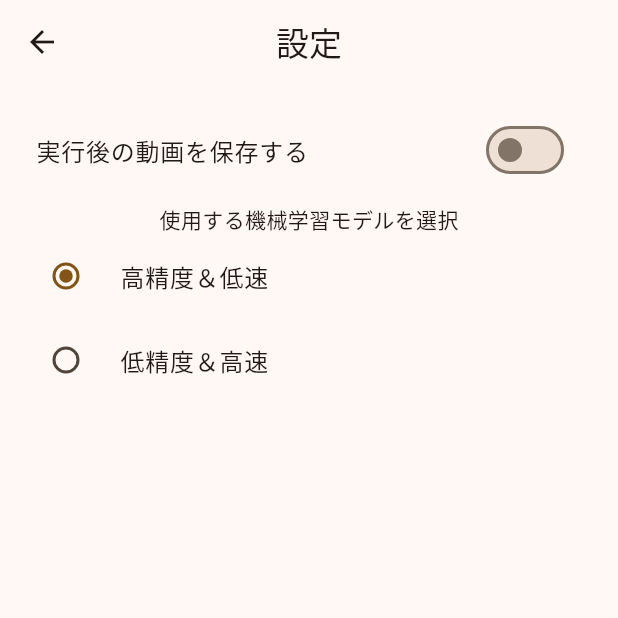
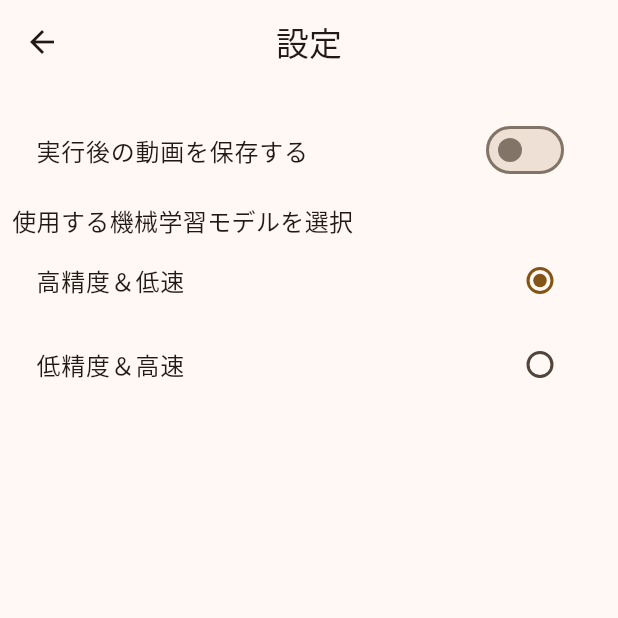
Before and after one commit to HarumaIto/walking_analysis, a Flutter app: the HomePage screen opened directly, after a tap on the "settings" icon, on a phone screen of 412 x 824 dp, the top half of it. Run offline on Flutter 3.47's test engine with Material 2 defaults, Android fonts, the phone set to English and light mode, and no system bars; our stand-ins replace charts_flutter, csv, firebase_core, flutter_native_splash, flutter_riverpod, fluttertoast and 5 more; missing offline and left inert: flutter_ffmpeg, fraction, video_thumbnail; accounts and stored records are empty; generated files the repository leaves out were written again.

Commit message:
UIの変更と機能の追加

```diff
--- a/lib/model/configs/ml_mode_list.dart
+++ b/lib/model/configs/ml_mode_list.dart
@@ -1,10 +1,6 @@
 enum MlModels {
   movenetThunder,
   movenetLightning
-}
-// 拡張関数
-extension on MlModels {
-  String get name => toString().split(".").last;
 }
 
 final mlDescriptionText = [
--- a/lib/screen/user_setting_page.dart
+++ b/lib/screen/user_setting_page.dart
@@ -79,10 +79,12 @@ class UserSettingPageState extends ConsumerState<UserSettingPage> {
                 borderRadius: BorderRadius.all(Radius.circular(12)),
               ),
               child: Column(
+                crossAxisAlignment: CrossAxisAlignment.start,
                 children: [
-                  const Text('使用する機械学習モデルを選択'),
+                  const Text('使用する機械学習モデルを選択', style: TextStyle(fontSize: 16, fontWeight: FontWeight.w500),),
                   RadioListTile(
                     title: Text(mlDescriptionText[0]),
+                    controlAffinity: ListTileControlAffinity.trailing,
                     value: MlModels.movenetThunder.name,
                     groupValue: useModel,
                     onChanged: (value) {
@@ -92,6 +94,7 @@ class UserSettingPageState extends ConsumerState<UserSettingPage> {
                   ),
                   RadioListTile(
                     title: Text(mlDescriptionText[1]),
+                    controlAffinity: ListTileControlAffinity.trailing,
                     value: MlModels.movenetLightning.name,
                     groupValue: useModel,
                     onChanged: (value) {
--- a/lib/view_model/result_view_model.dart
+++ b/lib/view_model/result_view_model.dart
@@ -7,8 +7,6 @@ import '../utility/calculation.dart';
 
 class ResultViewModel extends ConsumerWidget {
   ResultViewModel({Key? key}) : super(key: key);
-
-  String coincidentRatio = '---';
 
   void processResult(List list, WidgetRef ref) {
     // データ取得
@@ -26,11 +24,9 @@ class ResultViewModel extends ConsumerWidget {
     if (ccResult.isNaN) {
       // Not a Number の場合
       score = '0';
-      coincidentRatio = '0';
     } else {
       // 通常
       score = (ccResult * 100).round().toString();
-      coincidentRatio = ccResult.toString();
     }
 
     /*
@@ -59,32 +55,12 @@ class ResultViewModel extends ConsumerWidget {
     List dataList = ref.watch(dataListProvider).dataList;
     if (dataList.isNotEmpty && score == '-----') processResult(dataList, ref);
 
-    return Container(
-      child: Column(
-        children: [
-          Row(
-            mainAxisAlignment: MainAxisAlignment.spaceEvenly,
-            children: [
-              const Text('スコア', style: TextStyle(fontWeight: FontWeight.bold)),
-              Text(score)
-            ],
-          ),
-          ExpansionTile(
-            title: const Text('詳細', style: TextStyle(fontSize: 14)),
-            textColor: Colors.black87,
-            iconColor: const Color(0xffeece01),
-            children: <Widget> [
-              Row(
-                mainAxisAlignment: MainAxisAlignment.spaceEvenly,
-                children: [
-                  Text('一致率'),
-                  Text(coincidentRatio)
-                ],
-              )
-            ],
-          )
-        ],
-      ),
+    return Row(
+      mainAxisAlignment: MainAxisAlignment.spaceEvenly,
+      children: [
+        const Text('スコア', style: TextStyle(fontWeight: FontWeight.bold)),
+        Text(score)
+      ],
     );
   }
 }
```
Also changed, not shown: lib/screen/introduction/explain_condition.dart (+20 -1 lines).
